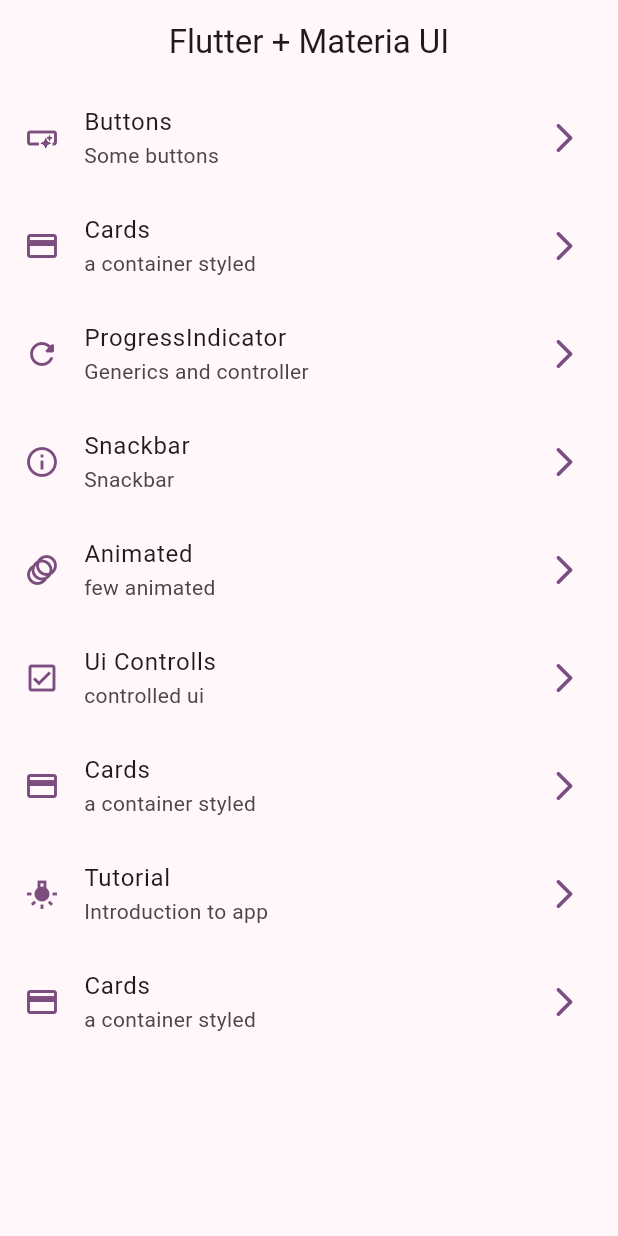
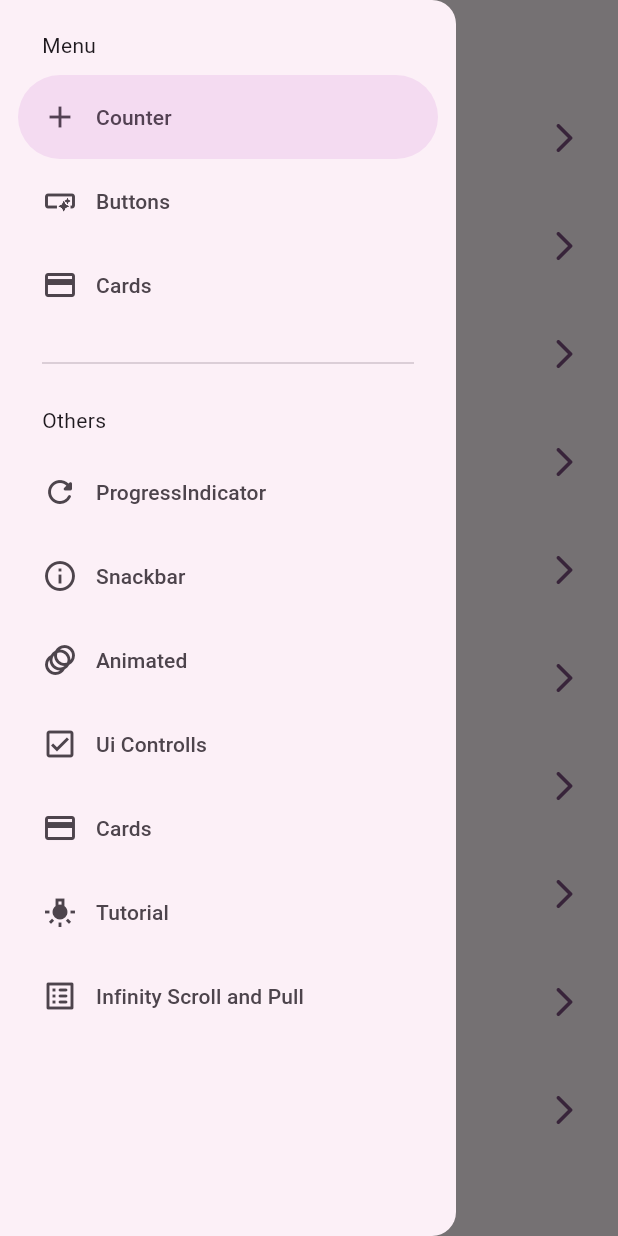
Before and after one commit to jioxel/flutter3_widgets, a Flutter app: the screen it shows after launch, with the side drawer open (before the commit the screen has no drawer), on a phone screen of 412 x 824 dp. Run offline on Flutter 3.47's test engine with Material 2 defaults, Android fonts, the phone set to English and light mode, and no system bars; our stand-ins replace animate_do, flutter_riverpod, go_router.

Commit message:
riverpot

```diff
--- a/lib/config/menu/menu_items.dart
+++ b/lib/config/menu/menu_items.dart
@@ -14,6 +14,11 @@
 }
 
 const appMenuItems = <MenuItems>[
+  MenuItems(
+      title: 'Counter',
+      subTitle: 'Counter screen use Riverpot',
+      link: '/counter',
+      icon: Icons.add),
   MenuItems(
       title: 'Buttons',
       subTitle: 'Some buttons',
@@ -55,8 +60,8 @@
       link: '/tutorial',
       icon: Icons.tungsten),
   MenuItems(
-      title: 'Cards',
-      subTitle: 'a container styled',
-      link: '/cards',
-      icon: Icons.credit_card),
+      title: 'Infinity Scroll and Pull',
+      subTitle: 'You could see a infinity scroll pages',
+      link: '/infinityScroll',
+      icon: Icons.list_alt_rounded),
 ];
--- a/lib/config/router/app_router.dart
+++ b/lib/config/router/app_router.dart
@@ -45,5 +45,10 @@
       path: '/tutorial',
       builder: (context, state) => const AppTutorialScreen(),
     ),
+    GoRoute(
+      name: CounterScreen.name,
+      path: '/counter',
+      builder: (context, state) => const CounterScreen(),
+    ),
   ],
 );
--- a/lib/main.dart
+++ b/lib/main.dart
@@ -1,9 +1,12 @@
 import 'package:d_widget_app/config/router/app_router.dart';
 import 'package:d_widget_app/config/theme/app_theme.dart';
 import 'package:flutter/material.dart';
+import 'package:flutter_riverpod/flutter_riverpod.dart';
 
 void main() {
-  runApp(const MainApp());
+  runApp(
+    ProviderScope(child: MainApp()),
+  );
 }
 
 class MainApp extends StatelessWidget {
--- /dev/null
+++ b/lib/presentation/providers/counter_provider.dart
@@ -0,0 +1,3 @@
+import 'package:flutter_riverpod/flutter_riverpod.dart';
+
+final counterProvider = StateProvider((ref) => 5);
--- /dev/null
+++ b/lib/presentation/providers/theme_provider.dart
@@ -0,0 +1,3 @@
+import 'package:flutter_riverpod/flutter_riverpod.dart';
+
+final isDarkModeProvider = StateProvider<bool>((ref) => false);
--- a/lib/presentation/screens/app_tutorial/app_tutorial_screen.dart
+++ b/lib/presentation/screens/app_tutorial/app_tutorial_screen.dart
@@ -86,7 +86,7 @@
               right: 30,
               child: endReached
                   ? FadeInRight(
-                      delay: const Duration(milliseconds: 500),
+                      delay: const Duration(milliseconds: 200),
                       from: 15,
                       child: FilledButton(
                           child: Text('Start'),
--- a/lib/presentation/screens/home/home_screen.dart
+++ b/lib/presentation/screens/home/home_screen.dart
@@ -1,4 +1,5 @@
 import 'package:d_widget_app/config/menu/menu_items.dart';
+import 'package:d_widget_app/presentation/widgets/side_menu.dart';
 import 'package:flutter/material.dart';
 import 'package:go_router/go_router.dart';
 
@@ -8,9 +9,14 @@
 
   @override
   Widget build(BuildContext context) {
+    final scaffoldKey = GlobalKey<ScaffoldState>();
     return Scaffold(
+      key: scaffoldKey,
       appBar: AppBar(title: Text('Flutter + Materia UI')),
       body: _HomeView(),
+      drawer: SideMenu(
+        scaffoldKey: scaffoldKey,
+      ),
     );
   }
 }
--- a/lib/presentation/screens/screens.dart
+++ b/lib/presentation/screens/screens.dart
@@ -1,3 +1,5 @@
+export 'package:d_widget_app/presentation/screens/counter/counter_scrren.dart';
+
 export 'package:d_widget_app/presentation/screens/animated/animated_screen.dart';
 export 'package:d_widget_app/presentation/screens/app_tutorial/app_tutorial_screen.dart';
 export 'package:d_widget_app/presentation/screens/infinite_scroll/infinite_scroll_screen.dart';
--- /dev/null
+++ b/lib/presentation/widgets/side_menu.dart
@@ -0,0 +1,57 @@
+import 'package:d_widget_app/config/menu/menu_items.dart';
+import 'package:flutter/material.dart';
+import 'package:go_router/go_router.dart';
+
+class SideMenu extends StatefulWidget {
+  final GlobalKey<ScaffoldState> scaffoldKey;
+  const SideMenu({super.key, required this.scaffoldKey});
+
+  @override
+  State<SideMenu> createState() => _SideMenuState();
+}
+
+class _SideMenuState extends State<SideMenu> {
+  int navDrowerIndex = 0;
+  @override
+  Widget build(BuildContext context) {
+    final hasNotch = MediaQuery.of(context).viewPadding.top > 35;
+
+    return NavigationDrawer(
+      selectedIndex: navDrowerIndex,
+      onDestinationSelected: (value) {
+        setState(() {
+          navDrowerIndex = value;
+        });
+        final menuItem = appMenuItems[value];
+        context.push(menuItem.link);
+        widget.scaffoldKey.currentState?.closeDrawer();
+      },
+      children: [
+        Padding(
+          padding: EdgeInsets.fromLTRB(28, hasNotch ? 10 : 20, 16, 10),
+          child: Text('Menu'),
+        ),
+        ...appMenuItems.sublist(0, 3).map(
+              (item) => NavigationDrawerDestination(
+                icon: Icon(item.icon),
+                label: Text('${item.title}'),
+              ),
+            ),
+        Padding(
+          padding: EdgeInsets.fromLTRB(28, 16, 28, 10),
+          child: Divider(),
+        ),
+        Padding(
+          padding: EdgeInsets.fromLTRB(28, 10, 16, 10),
+          child: Text('Others'),
+        ),
+        ...appMenuItems.sublist(3).map(
+              (item) => NavigationDrawerDestination(
+                icon: Icon(item.icon),
+                label: Text('${item.title}'),
+              ),
+            ),
+      ],
+    );
+  }
+}
--- a/pubspec.yaml
+++ b/pubspec.yaml
@@ -10,6 +10,7 @@
   animate_do: ^3.0.2
   flutter:
     sdk: flutter
+  flutter_riverpod: ^2.3.6
   go_router: ^7.0.1
 
 dev_dependencies:
```
Also changed, not shown: lib/presentation/screens/counter/counter_scrren.dart (added, +46 -0 lines), lib/presentation/screens/infinite_scroll/infinite_scroll_screen.dart (+110 -2 lines), pubspec.lock.
